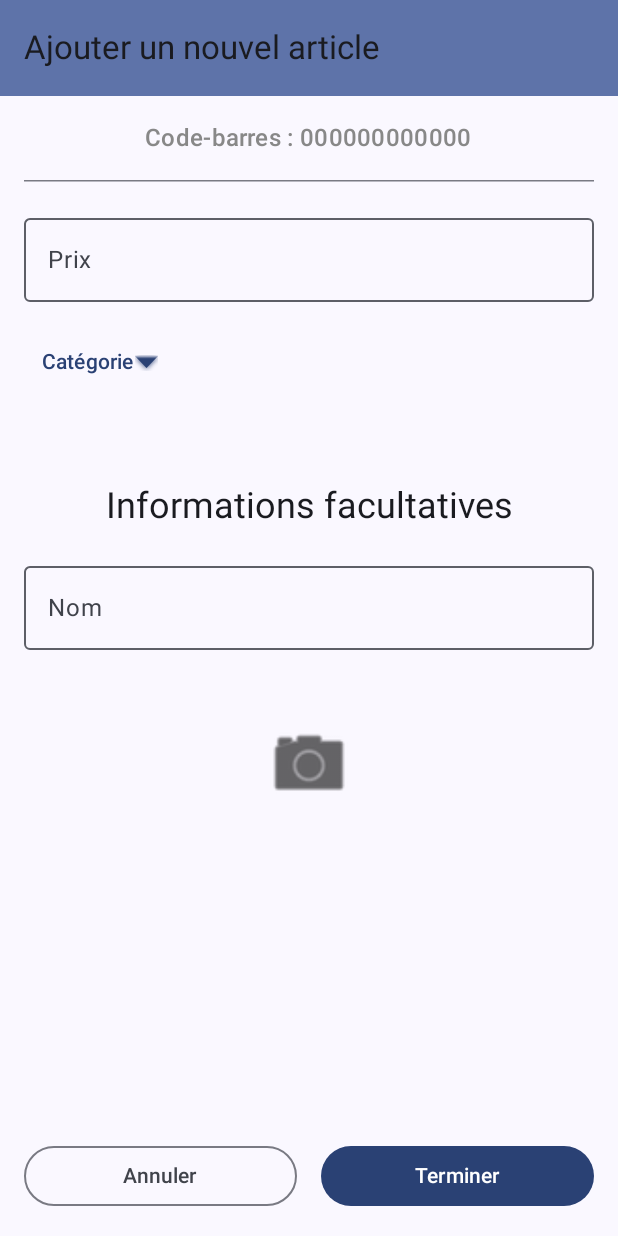
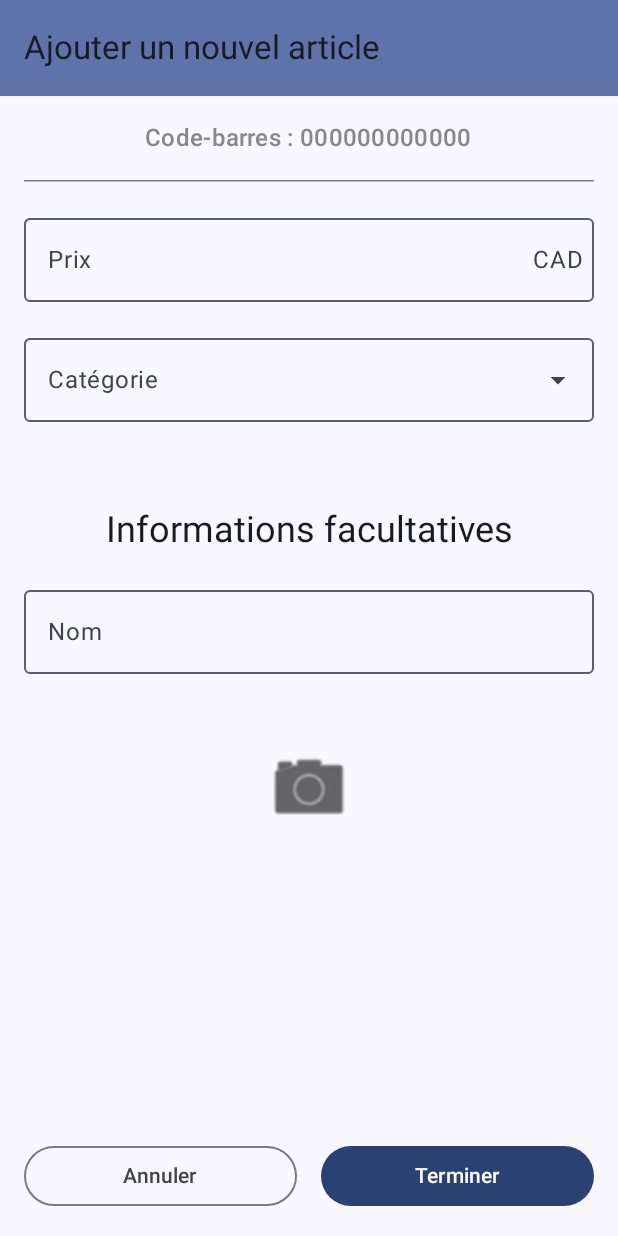
Before and after one commit to IDalb/ChaDal, an Android app built with Jetpack Compose: the AddItemScreen screen opened through its navigation route, on a phone screen of 412 x 824 dp. Run offline under Robolectric (Android 15) with nearby library versions, the phone set to English and light mode, and no system bars.

Commit message:
Overhaul category dropdown

```diff
--- a/app/src/main/java/ca/uqac/etu/jcid/chadal/ui/screens/AddItemScreen.kt
+++ b/app/src/main/java/ca/uqac/etu/jcid/chadal/ui/screens/AddItemScreen.kt
@@ -11,26 +11,21 @@ import androidx.compose.runtime.Composable
 import androidx.compose.ui.Alignment
 import androidx.compose.ui.Modifier
 import androidx.compose.ui.unit.dp
-import android.os.Bundle
-import androidx.activity.ComponentActivity
-import androidx.activity.compose.setContent
 import androidx.compose.foundation.Image
 import androidx.compose.foundation.layout.* // For paddings, spacings etc.
-import androidx.compose.foundation.text.BasicTextField
 import androidx.compose.foundation.text.KeyboardOptions
-import androidx.compose.foundation.shape.RoundedCornerShape
 import androidx.compose.material3.* // Compose material 3
 import androidx.compose.runtime.* // For state variables
 import androidx.compose.ui.graphics.Color
 import androidx.compose.ui.res.painterResource
-import androidx.compose.ui.text.input.TextFieldValue
 import androidx.compose.ui.text.input.KeyboardType
-import androidx.compose.ui.unit.dp
-import androidx.compose.ui.unit.sp
 import androidx.compose.ui.tooling.preview.Preview
 import androidx.compose.ui.graphics.ColorFilter
+import androidx.compose.ui.layout.onGloballyPositioned
+import androidx.compose.ui.platform.LocalDensity
 import androidx.compose.ui.res.stringResource
-import androidx.navigation.compose.rememberNavController
+import androidx.compose.ui.text.input.ImeAction
+import androidx.compose.ui.window.PopupProperties
 import ca.uqac.etu.jcid.chadal.R
 import ca.uqac.etu.jcid.chadal.data.Article
 import ca.uqac.etu.jcid.chadal.data.ArticleCategory
@@ -39,9 +34,9 @@ import ca.uqac.etu.jcid.chadal.ui.theme.ChaDalTheme
 @OptIn(ExperimentalMaterial3Api::class)
 @Composable
 fun AddItemScreen(
+    modifier: Modifier = Modifier,
     onCancelButtonClicked: () -> Unit = {},
-    onValidateButtonClicked: (Article) -> Unit = {},
-    modifier: Modifier = Modifier
+    onValidateButtonClicked: (Article) -> Unit = {}
 ) {
     var priceInput by remember { mutableStateOf("") }
     val price = priceInput.toDoubleOrNull() ?: 0.0
@@ -78,36 +73,46 @@ fun AddItemScreen(
             HorizontalDivider()
 
             OutlinedTextField(
+                label = { Text(stringResource(R.string.price)) },
+                singleLine = true,
+                trailingIcon = { Text(stringResource(R.string.currency_cad)) },
+                keyboardOptions = KeyboardOptions.Default.copy(
+                    keyboardType = KeyboardType.Number,
+                    imeAction = ImeAction.Next
+                ),
                 value = priceInput,
-                onValueChange = {
-                    if (it.all { char -> char.isDigit() }) { // Assure que seuls les chiffres sont acceptés
-                        priceInput = it
-                    }
-                },
-                label = { Text("Prix") },
-                keyboardOptions = KeyboardOptions(keyboardType = KeyboardType.Number),
+                onValueChange = { if (it.toDoubleOrNull() != null) priceInput = it },
                 modifier = Modifier.fillMaxWidth()
             )
-            Box(modifier = Modifier.fillMaxWidth()) {
-                TextButton(onClick = { expanded = true }) {
-                    Text(if (selectedCategory.isEmpty()) "Catégorie" else selectedCategory)
-                    Icon(
-                        painter = painterResource(id = android.R.drawable.arrow_down_float),
-                        contentDescription = null
-                    )
-                }
-                DropdownMenu(
+
+
+            // Category dropdown
+            val categories = listOf("Produits laitiers", "Viandes", "Fruits", "Légumes", "Boissons")
+            ExposedDropdownMenuBox(
+                expanded = expanded,
+                onExpandedChange = { expanded = !expanded }
+            ) {
+                OutlinedTextField(
+                    value = selectedCategory,
+                    onValueChange = {},
+                    label = { Text(stringResource(R.string.placeholder_category)) },
+                    trailingIcon = { ExposedDropdownMenuDefaults.TrailingIcon(expanded = expanded)},
+                    readOnly = true,
+                    colors = ExposedDropdownMenuDefaults.outlinedTextFieldColors(),
+                    modifier = Modifier.menuAnchor().fillMaxWidth()
+                )
+                ExposedDropdownMenu (
                     expanded = expanded,
                     onDismissRequest = { expanded = false }
                 ) {
-                    val categories = listOf("Produits laitiers", "Viandes", "Fruits", "Légumes", "Boissons")
                     categories.forEach { category ->
-                        DropdownMenuItem(onClick = {
-                            selectedCategory = category
-                            expanded = false
-                        }) {
-                            Text(text = category)
-                        }
+                        DropdownMenuItem(
+                            text = { Text(category) },
+                            onClick = {
+                                selectedCategory = category
+                                expanded = false
+                            }
+                        )
                     }
                 }
             }
@@ -122,6 +127,11 @@ fun AddItemScreen(
                 value = name,
                 onValueChange = { name = it },
                 label = { Text("Nom") },
+                singleLine = true,
+                keyboardOptions = KeyboardOptions.Default.copy(
+                    keyboardType = KeyboardType.Text,
+                    imeAction = ImeAction.Done
+                ),
                 modifier = Modifier.fillMaxWidth()
             )
 
--- a/app/src/main/res/values/strings.xml
+++ b/app/src/main/res/values/strings.xml
@@ -16,6 +16,11 @@
     <string name="budget">Budget</string>
     <string name="article">Article(s)</string>
 
+    <string name="article_name">Nom de l\'article</string>
+    <string name="list_name">Nom de la liste</string>
+    <string name="category">Catégorie</string>
+    <string name="price">Prix</string>
+
     <string name="no_barcode">Pas de code-barres</string>
 
     <string name="placeholder_article_name">Nom de l\'article</string>
```
